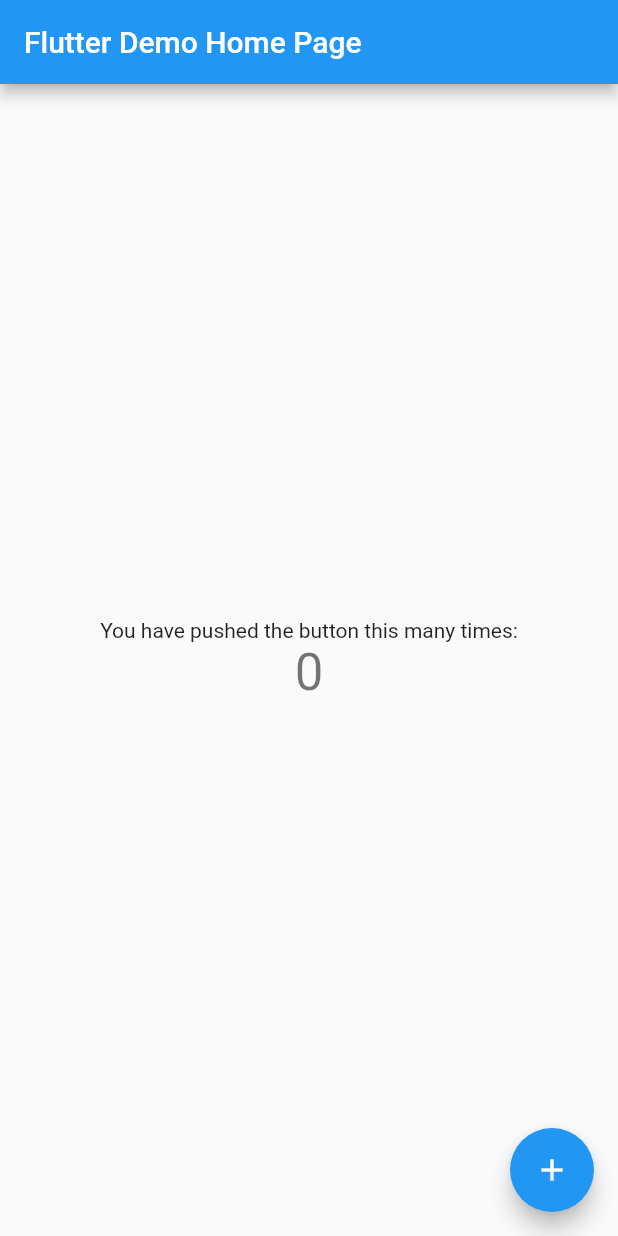
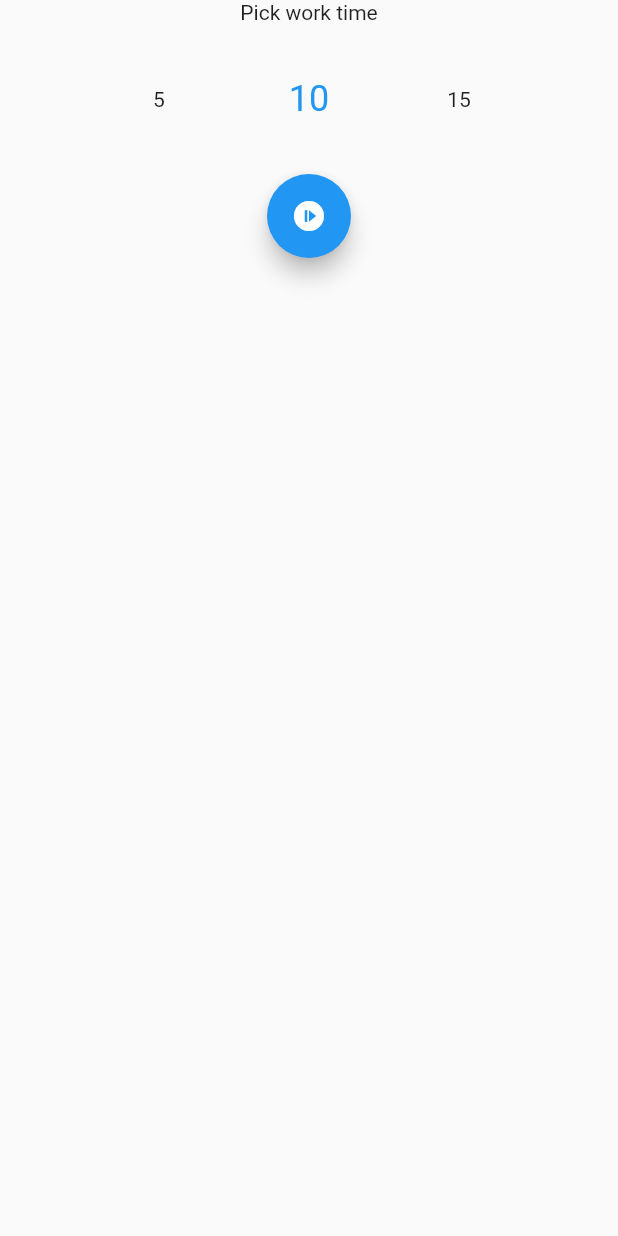
Before and after one commit to MrCosik/go_to_the_gym, a Flutter app: the screen it shows after launch, on a phone screen of 412 x 824 dp. Run offline on Flutter 3.47's test engine with Material 2 defaults, Android fonts, the phone set to English and light mode, and no system bars; drawn by our look-alikes of numberpicker.

Commit message:
Added functionality to choose time and start timer

```diff
--- a/lib/main.dart
+++ b/lib/main.dart
@@ -1,115 +1,139 @@
+
+import 'package:flutter/cupertino.dart';
 import 'package:flutter/material.dart';
+import 'package:numberpicker/numberpicker.dart';
+
+import 'dart:async';
 
 void main() {
-  runApp(const MyApp());
+  runApp(MaterialApp(
+    home: _MainPageState(),
+  ));
 }
 
-class MyApp extends StatelessWidget {
-  const MyApp({Key? key}) : super(key: key);
+class _MainPageState extends StatefulWidget {
+  const _MainPageState({Key? key}) : super(key: key);
 
-  // This widget is the root of your application.
   @override
-  Widget build(BuildContext context) {
-    return MaterialApp(
-      title: 'Flutter Demo',
-      theme: ThemeData(
-        // This is the theme of your application.
-        //
-        // Try running your application with "flutter run". You'll see the
-        // application has a blue toolbar. Then, without quitting the app, try
-        // changing the primarySwatch below to Colors.green and then invoke
-        // "hot reload" (press "r" in the console where you ran "flutter run",
-        // or simply save your changes to "hot reload" in a Flutter IDE).
-        // Notice that the counter didn't reset back to zero; the application
-        // is not restarted.
-        primarySwatch: Colors.blue,
-      ),
-      home: const MyHomePage(title: 'Flutter Demo Home Page'),
-    );
-  }
+  State<_MainPageState> createState() => _MainPageStateState();
 }
 
-class MyHomePage extends StatefulWidget {
-  const MyHomePage({Key? key, required this.title}) : super(key: key);
+class _MainPageStateState extends State<_MainPageState> {
+  int chosenTime = 5;
 
-  // This widget is the home page of your application. It is stateful, meaning
-  // that it has a State object (defined below) that contains fields that affect
-  // how it looks.
+  bool started = false;
+  int minutes = 0, seconds = 12;
+  String digitMinutes = '00', digitSeconds = '00';
+  Timer? timer;
+  bool isVisibleTimer = false;
 
-  // This class is the configuration for the state. It holds the values (in this
-  // case the title) provided by the parent (in this case the App widget) and
-  // used by the build method of the State. Fields in a Widget subclass are
-  // always marked "final".
+  late FixedExtentScrollController scrollController;
+  var _currentHorizontalIntValue = 10;
 
-  final String title;
+  //stop timer
+  void stop() {
+    timer!.cancel();
+    setState(() {
+      started = false;
+    });
+  }
 
-  @override
-  State<MyHomePage> createState() => _MyHomePageState();
-}
+  //start timer
+  void start() {
+    started = true;
+    timer = Timer.periodic(Duration(seconds: 1), (timer) {
+      int localSeconds = seconds;
+      int localMinutes = _currentHorizontalIntValue - 1;
 
-class _MyHomePageState extends State<MyHomePage> {
-  int _counter = 0;
+      if (localSeconds <= 0) {
+        localMinutes--;
+        localSeconds = 59;
+      } else {
+        localSeconds--;
+      }
 
-  void _incrementCounter() {
+      setState(() {
+        minutes = localMinutes;
+        seconds = localSeconds;
+        digitSeconds = (seconds >= 10) ? '$seconds' : '0$seconds';
+        digitMinutes = (minutes >= 10) ? '$minutes' : '0$minutes';
+      });
+    });
+  }
+
+  //reset timer
+  void reset() {
+    timer!.cancel();
     setState(() {
-      // This call to setState tells the Flutter framework that something has
-      // changed in this State, which causes it to rerun the build method below
-      // so that the display can reflect the updated values. If we changed
-      // _counter without calling setState(), then the build method would not be
-      // called again, and so nothing would appear to happen.
-      _counter++;
+      minutes = chosenTime;
+      seconds = 0;
+
+      digitMinutes = '00';
+      digitSeconds = '00';
     });
   }
 
   @override
+  void dispose() {
+    scrollController.dispose();
+
+    super.dispose();
+  }
+
+  @override
   Widget build(BuildContext context) {
-    // This method is rerun every time setState is called, for instance as done
-    // by the _incrementCounter method above.
-    //
-    // The Flutter framework has been optimized to make rerunning build methods
-    // fast, so that you can just rebuild anything that needs updating rather
-    // than having to individually change instances of widgets.
     return Scaffold(
-      appBar: AppBar(
-        // Here we take the value from the MyHomePage object that was created by
-        // the App.build method, and use it to set our appbar title.
-        title: Text(widget.title),
-      ),
-      body: Center(
-        // Center is a layout widget. It takes a single child and positions it
-        // in the middle of the parent.
+      body: SafeArea(
+          child: Column(
+        children: [
+          buildPicker('Pick work time'),
+          FloatingActionButton(
+            onPressed: () {
+              setState(() {
+                isVisibleTimer = !isVisibleTimer;
+                start();
+                // (started) ? start() : stop();
+              });
+            },
+            child: Icon(Icons.not_started_sharp),
+          )
+        ],
+      )),
+    );
+  }
+
+  Widget buildPicker(var title) => Container(
         child: Column(
-          // Column is also a layout widget. It takes a list of children and
-          // arranges them vertically. By default, it sizes itself to fit its
-          // children horizontally, and tries to be as tall as its parent.
-          //
-          // Invoke "debug painting" (press "p" in the console, choose the
-          // "Toggle Debug Paint" action from the Flutter Inspector in Android
-          // Studio, or the "Toggle Debug Paint" command in Visual Studio Code)
-          // to see the wireframe for each widget.
-          //
-          // Column has various properties to control how it sizes itself and
-          // how it positions its children. Here we use mainAxisAlignment to
-          // center the children vertically; the main axis here is the vertical
-          // axis because Columns are vertical (the cross axis would be
-          // horizontal).
-          mainAxisAlignment: MainAxisAlignment.center,
-          children: <Widget>[
-            const Text(
-              'You have pushed the button this many times:',
+          children: [
+            Text(title),
+            Visibility(
+              visible: !isVisibleTimer,
+              child: Center(
+                child: NumberPicker(
+                  value: _currentHorizontalIntValue,
+                  minValue: 5,
+                  maxValue: 60,
+                  step: 5,
+                  itemHeight: 100,
+                  axis: Axis.horizontal,
+                  onChanged: (value) =>
+                      setState(() => _currentHorizontalIntValue = value),
+                ),
+              ),
             ),
-            Text(
-              '$_counter',
-              style: Theme.of(context).textTheme.headline4,
-            ),
+            Visibility(
+              visible: isVisibleTimer,
+                child: Center(
+
+              child: Padding(
+                padding: const EdgeInsets.all(8.0),
+                child: Text('$digitMinutes:$digitSeconds', style: TextStyle(
+                  fontSize: 50,
+
+                ),),
+              ),
+            ))
           ],
         ),
-      ),
-      floatingActionButton: FloatingActionButton(
-        onPressed: _incrementCounter,
-        tooltip: 'Increment',
-        child: const Icon(Icons.add),
-      ), // This trailing comma makes auto-formatting nicer for build methods.
-    );
-  }
+      );
 }
--- a/pubspec.yaml
+++ b/pubspec.yaml
@@ -38,6 +38,7 @@ dependencies:
 dev_dependencies:
   flutter_test:
     sdk: flutter
+  numberpicker: ^2.1.1
 
   # The "flutter_lints" package below contains a set of recommended lints to
   # encourage good coding practices. The lint set provided by the package is
@@ -58,9 +59,8 @@ flutter:
   uses-material-design: true
 
   # To add assets to your application, add an assets section, like this:
-  # assets:
-  #   - images/a_dot_burr.jpeg
-  #   - images/a_dot_ham.jpeg
+  assets:
+    - images/
 
   # An image asset can refer to one or more resolution-specific "variants", see
   # https://flutter.dev/assets-and-images/#resolution-aware
```
Also changed, not shown: pubspec.lock.
